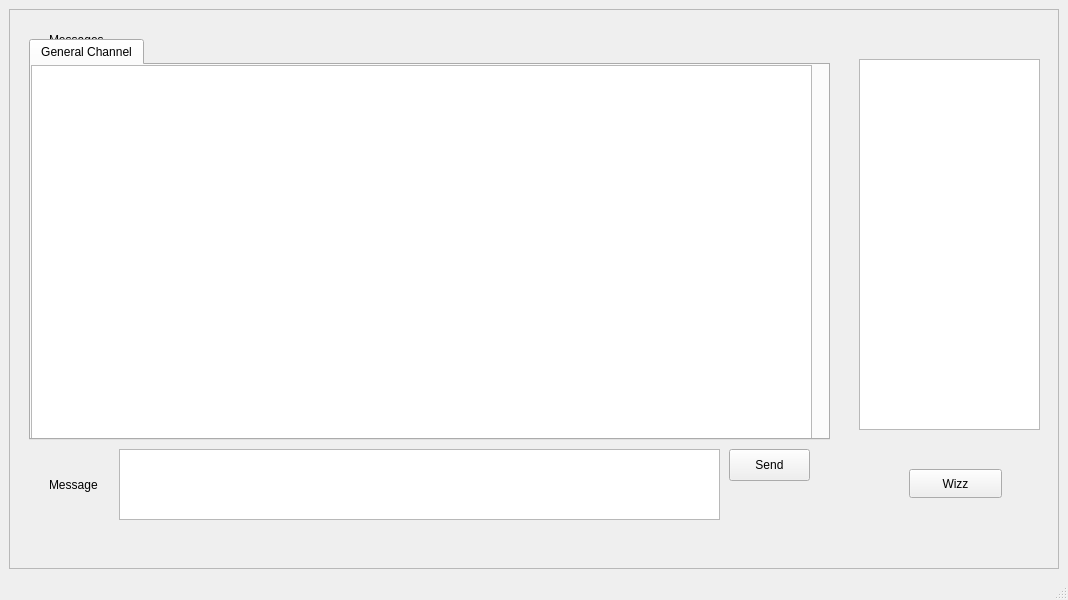
The window that Client/UIFiles/MainWindow.ui (oussema-fatnassi/CPPRT) describes before a commit, drawn with Qt 5.
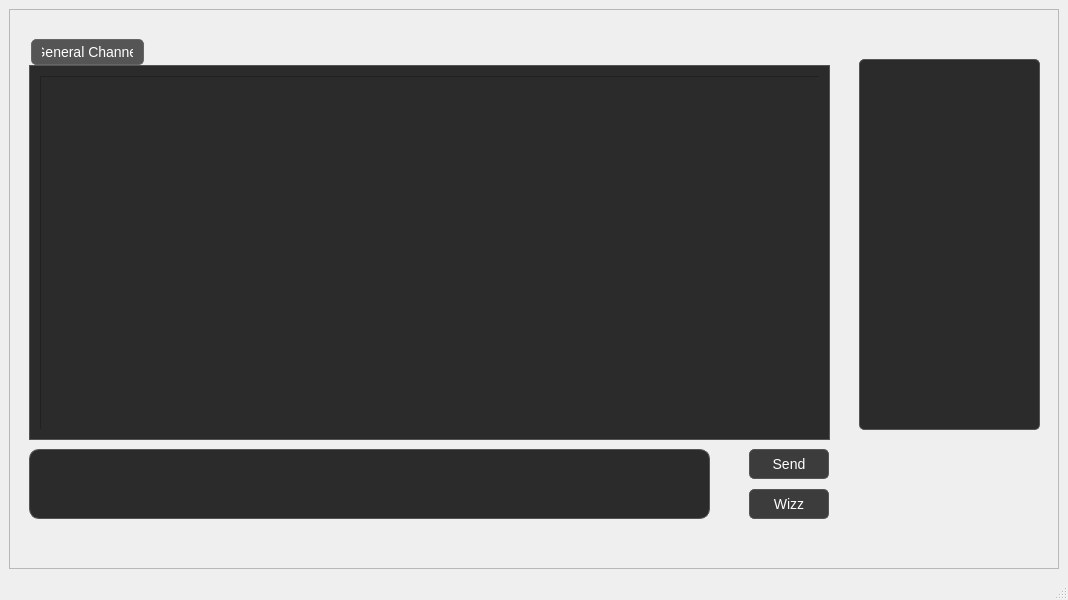
The same window after the commit.

Commit message: feat : change app styling

Diff of the .ui file:
```diff
--- a/Client/UIFiles/MainWindow.ui
+++ b/Client/UIFiles/MainWindow.ui
@@ -23,28 +23,43 @@
       <property name="frameShadow">
        <enum>QFrame::Shadow::Raised</enum>
       </property>
-      <widget class="QLabel" name="label_2">
-       <property name="geometry">
-        <rect>
-         <x>40</x>
-         <y>20</y>
-         <width>81</width>
-         <height>21</height>
-        </rect>
-       </property>
-       <property name="text">
-        <string>Messages</string>
-       </property>
-      </widget>
       <widget class="QPushButton" name="buttonWizz">
        <property name="geometry">
         <rect>
-         <x>900</x>
-         <y>460</y>
-         <width>93</width>
-         <height>29</height>
+         <x>740</x>
+         <y>480</y>
+         <width>80</width>
+         <height>30</height>
         </rect>
        </property>
+       <property name="styleSheet">
+        <string notr="true">QPushButton {
+    background-color: #3c3c3c; /* Dark button background */
+    color: #ffffff;           /* White text */
+    border: 1px solid #555;   /* Border color */
+    border-radius: 5px;       /* Rounded corners */
+    padding: 5px 10px;        /* Padding for button content */
+    font-size: 14px;          /* Font size */
+    font-family: Arial, sans-serif; /* Font family */
+}
+
+QPushButton:hover {
+    background-color: #4c4c4c; /* Lighter background on hover */
+    border: 1px solid #666;    /* Lighter border on hover */
+}
+
+QPushButton:pressed {
+    background-color: #2b2b2b; /* Darker background on press */
+    border: 1px solid #777;    /* Even lighter border on press */
+}
+
+QPushButton:disabled {
+    background-color: #555;    /* Gray background for disabled state */
+    color: #888;               /* Lighter text color for disabled state */
+    border: 1px solid #666;    /* Gray border for disabled state */
+}
+</string>
+       </property>
        <property name="text">
         <string>Wizz</string>
        </property>
@@ -58,42 +73,110 @@
          <height>371</height>
         </rect>
        </property>
+       <property name="styleSheet">
+        <string notr="true">QListView {
+    background-color: #2b2b2b; /* Dark background */
+    color: #ffffff;           /* White text */
+    border: 1px solid #555;   /* Border color */
+    border-radius: 5px;       /* Rounded corners */
+    padding: 5px;             /* Padding inside the list view */
+    font-size: 14px;          /* Font size */
+    font-family: Arial, sans-serif; /* Font family */
+}
+
+QListView::item {
+    background-color: #2b2b2b; /* Default item background */
+    color: #ffffff;            /* Default item text color */
+    padding: 5px;              /* Padding around each item */
+    border-bottom: 1px solid #444; /* Divider between items */
+}
+
+QListView::item:hover {
+    background-color: #3c3c3c; /* Lighter background on hover */
+    color: #ffffff;            /* Text color on hover */
+}
+
+QListView::item:selected {
+    background-color: #555;    /* Highlighted background for selected item */
+    color: #ffffff;            /* Highlighted text color for selected item */
+}
+
+QListView::item:selected:active {
+    background-color: #666;    /* Slightly darker background when active */
+    color: #ffffff;
+}
+</string>
+       </property>
       </widget>
       <widget class="QPushButton" name="buttonSend">
        <property name="geometry">
         <rect>
-         <x>720</x>
+         <x>740</x>
          <y>440</y>
-         <width>81</width>
-         <height>32</height>
+         <width>80</width>
+         <height>30</height>
         </rect>
        </property>
+       <property name="styleSheet">
+        <string notr="true">QPushButton {
+    background-color: #3c3c3c; /* Dark button background */
+    color: #ffffff;           /* White text */
+    border: 1px solid #555;   /* Border color */
+    border-radius: 5px;       /* Rounded corners */
+    padding: 5px 10px;        /* Padding for button content */
+    font-size: 14px;          /* Font size */
+    font-family: Arial, sans-serif; /* Font family */
+}
+
+QPushButton:hover {
+    background-color: #4c4c4c; /* Lighter background on hover */
+    border: 1px solid #666;    /* Lighter border on hover */
+}
+
+QPushButton:pressed {
+    background-color: #2b2b2b; /* Darker background on press */
+    border: 1px solid #777;    /* Even lighter border on press */
+}
+
+QPushButton:disabled {
+    background-color: #555;    /* Gray background for disabled state */
+    color: #888;               /* Lighter text color for disabled state */
+    border: 1px solid #666;    /* Gray border for disabled state */
+}
+</string>
+       </property>
        <property name="text">
         <string>Send</string>
        </property>
       </widget>
-      <widget class="QLabel" name="label">
-       <property name="geometry">
-        <rect>
-         <x>40</x>
-         <y>460</y>
-         <width>61</width>
-         <height>31</height>
-        </rect>
-       </property>
-       <property name="text">
-        <string>Message</string>
-       </property>
-      </widget>
       <widget class="QTextEdit" name="textEdit">
        <property name="geometry">
         <rect>
-         <x>110</x>
+         <x>20</x>
          <y>440</y>
-         <width>601</width>
-         <height>71</height>
+         <width>681</width>
+         <height>70</height>
         </rect>
        </property>
+       <property name="styleSheet">
+        <string notr="true">QTextEdit {
+    background-color: #2b2b2b; /* Dark background */
+    color: #ffffff; /* White text */
+    border: 1px solid #555; /* Border color */
+    border-radius: 10px; /* Rounded corners */
+    padding: 10px; /* Padding inside the text box */
+    font-family: Consolas, monospace; /* Optional: Monospace font */
+    font-size: 14px; /* Font size */
+}
+
+QTextEdit:hover {
+    border: 1px solid #777; /* Slightly lighter border on hover */
+}
+</string>
+       </property>
+       <property name="frameShape">
+        <enum>QFrame::Shape::NoFrame</enum>
+       </property>
       </widget>
       <widget class="QTabWidget" name="tabWidget">
        <property name="geometry">
@@ -104,6 +187,54 @@
          <height>401</height>
         </rect>
        </property>
+       <property name="styleSheet">
+        <string notr="true">/* QTabWidget General Style */
+QTabWidget {
+    background-color: #2b2b2b; /* Dark background for the tab widget */
+    border: 1px solid #555;    /* Border around the entire widget */
+    border-radius: 5px;        /* Rounded corners */
+}
+
+/* Tab Bar */
+QTabBar::tab {
+    background-color: #3c3c3c; /* Tab background */
+    color: #ffffff;            /* Tab text color */
+    border: 1px solid #555;    /* Border around the tab */
+    border-bottom: none;       /* Remove bottom border for active effect */
+    border-radius: 5px 5px 0 0; /* Rounded top corners for tabs */
+    padding: 5px 10px;         /* Padding inside each tab */
+    margin: 0 2px;             /* Spacing between tabs */
+    font-family: Arial, sans-serif; /* Font family for tabs */
+    font-size: 14px;           /* Font size for tabs */
+}
+
+/* Hover Effect for Tabs */
+QTabBar::tab:hover {
+    background-color: #4c4c4c; /* Lighter background on hover */
+}
+
+/* Active Tab */
+QTabBar::tab:selected {
+    background-color: #555;    /* Background for the active tab */
+    color: #ffffff;            /* Text color for the active tab */
+    border: 1px solid #666;    /* Border for the active tab */
+}
+
+/* Disabled Tab */
+QTabBar::tab:disabled {
+    background-color: #444;    /* Gray background for disabled tabs */
+    color: #888;               /* Light gray text color */
+}
+
+/* Content Area */
+QTabWidget::pane {
+    background-color: #2b2b2b; /* Background for the content area */
+    border: 1px solid #555;    /* Border around the content area */
+    border-radius: 0px 0px 5px 5px; /* Rounded bottom corners */
+    padding: 10px;             /* Padding inside the content area */
+}
+</string>
+       </property>
        <property name="tabPosition">
         <enum>QTabWidget::TabPosition::North</enum>
        </property>
@@ -126,6 +257,36 @@
            <height>381</height>
           </rect>
          </property>
+         <property name="styleSheet">
+          <string notr="true">QListView {
+    background-color: #2b2b2b; /* Dark background */
+    color: #ffffff;           /* White text */
+    font-size: 14px;          /* Font size */
+    font-family: Arial, sans-serif; /* Font family */
+}
+
+QListView::item {
+    background-color: #2b2b2b; /* Default item background */
+    color: #ffffff;            /* Default item text color */
+    padding: 5px;              /* Padding around each item */
+}
+
+QListView::item:hover {
+    background-color: #3c3c3c; /* Lighter background on hover */
+    color: #ffffff;            /* Text color on hover */
+}
+
+QListView::item:selected {
+    background-color: #555;    /* Highlighted background for selected item */
+    color: #ffffff;            /* Highlighted text color for selected item */
+}
+
+QListView::item:selected:active {
+    background-color: #666;    /* Slightly darker background when active */
+    color: #ffffff;
+}
+</string>
+         </property>
          <property name="horizontalScrollBarPolicy">
           <enum>Qt::ScrollBarPolicy::ScrollBarAlwaysOff</enum>
          </property>
```
The commit also changes 1 other file.
